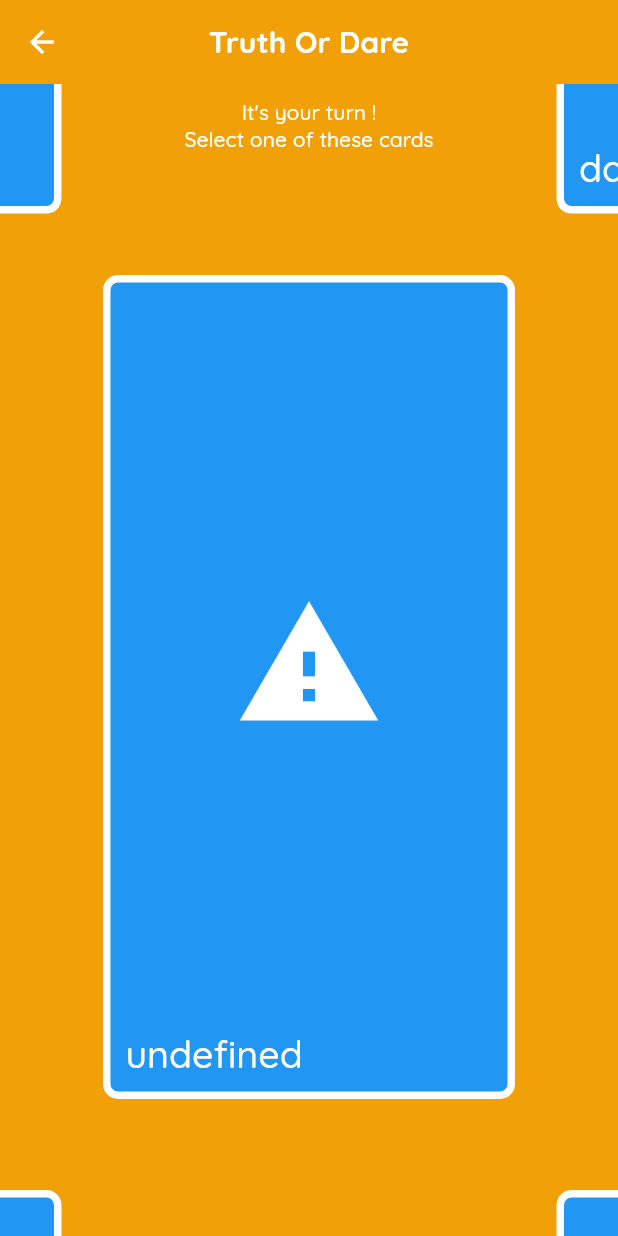
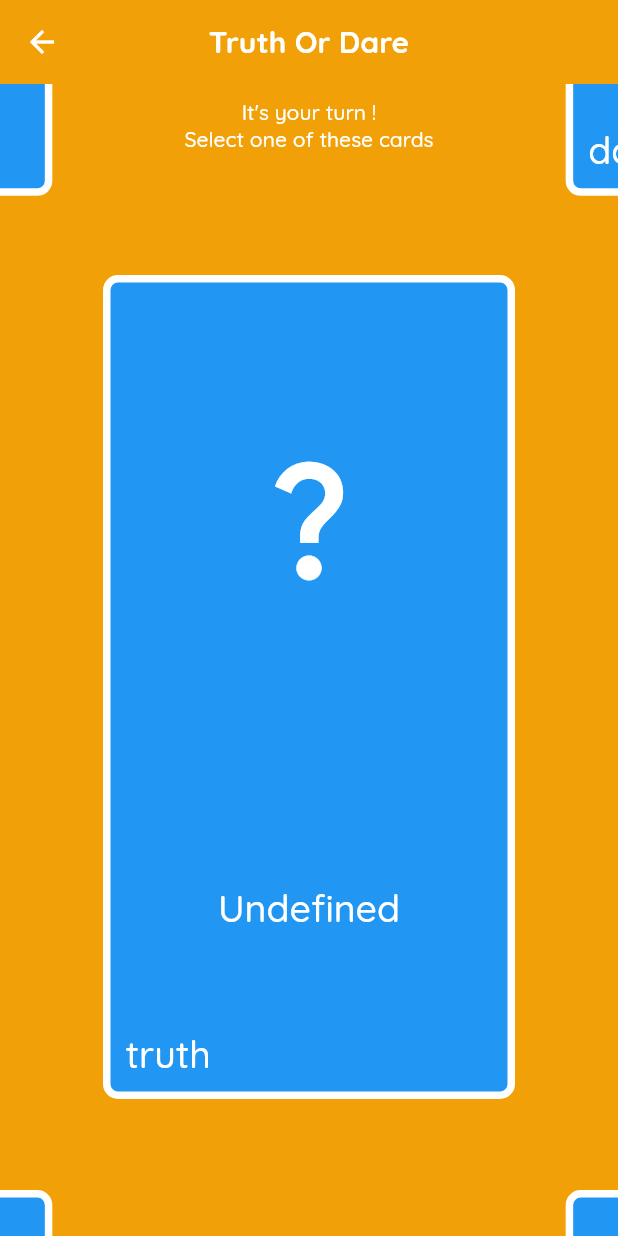
Before and after one commit to HamiiidAsgarian/flutter-truth-or-dare-game, a Flutter app: the ChoiceScreen screen opened directly with empty values, after a tap on "truth", on a phone screen of 412 x 824 dp. Run offline on Flutter 3.47's test engine with Material 2 defaults, Android fonts, the phone set to English and light mode, and no system bars; our stand-ins replace flutter_fortune_wheel, shared_preferences; accounts and stored records are empty.

Commit message:
Fix empty questions message

```diff
--- a/lib/screens/choice_screen.dart
+++ b/lib/screens/choice_screen.dart
@@ -120,7 +120,7 @@
                 ),
                 Align(
                     alignment: Alignment(
-                        -(_animCntrl.value - 0.1), (_animCntrl.value)),
+                        (_animCntrl.value - 0.04), (_animCntrl.value)),
                     child: OptionCard(
                       onTap: () {
                         runAnimationForward();
@@ -131,8 +131,19 @@
                       //     Random().nextInt(widget.truthList.length - 1)],
                     )),
                 Align(
-                    alignment:
-                        Alignment((_animCntrl.value - 0.1), (_animCntrl.value)),
+                    alignment: Alignment(
+                        -(_animCntrl.value - 0.04), (_animCntrl.value)),
+                    child: OptionCard(
+                        // cardQuestion: widget.dareList[
+                        //     Random().nextInt(widget.dareList.length - 1)],
+                        onTap: () {
+                          runAnimationForward();
+                          onTapQuestionCard(CardType.dare);
+                        },
+                        cardType: QuestionCard.dare())),
+                Align(
+                    alignment: Alignment(
+                        -(_animCntrl.value - 0.04), -(_animCntrl.value - 0.04)),
                     child: OptionCard(
                         // cardQuestion: widget.truthList[
                         //     Random().nextInt(widget.truthList.length - 1)],
@@ -143,18 +154,7 @@
                         cardType: QuestionCard.truth())),
                 Align(
                     alignment: Alignment(
-                        -(_animCntrl.value - 0.1), -(_animCntrl.value - 0.1)),
-                    child: OptionCard(
-                        // cardQuestion: widget.dareList[
-                        //     Random().nextInt(widget.dareList.length - 1)],
-                        onTap: () {
-                          runAnimationForward();
-                          onTapQuestionCard(CardType.dare);
-                        },
-                        cardType: QuestionCard.dare())),
-                Align(
-                    alignment: Alignment(
-                        (_animCntrl.value - 0.1), -(_animCntrl.value - 0.1)),
+                        (_animCntrl.value - 0.04), -(_animCntrl.value - 0.04)),
                     child: OptionCard(
                         // cardQuestion: widget.dareList[
                         //     Random().nextInt(widget.dareList.length - 1)],
@@ -170,9 +170,13 @@
   }
 
   onTapQuestionCard(CardType newCardTpe) {
-    String message = newCardTpe == CardType.truth
-        ? widget.truthList[Random().nextInt(widget.truthList.length)]
-        : widget.dareList[Random().nextInt(widget.dareList.length)];
+    String message = "Undefined";
+    if (newCardTpe == CardType.truth && widget.truthList.isNotEmpty) {
+      message = widget.truthList[Random().nextInt(widget.truthList.length)];
+    } else if (newCardTpe == CardType.dare && widget.dareList.isNotEmpty) {
+      widget.dareList[Random().nextInt(widget.dareList.length)];
+    }
+
     setState(() {
       chosenCard = QuestionCard(type: newCardTpe, question: message);
     });
@@ -211,12 +215,14 @@
                   ? MainAxisAlignment.spaceAround
                   : MainAxisAlignment.center,
               children: [
-                Icon(
-                  cardType.type == CardType.truth
-                      ? Icons.question_mark
-                      : Icons.warning,
-                  size: 100,
-                  color: Theme.of(context).colorScheme.outline,
+                FittedBox(
+                  child: Icon(
+                    cardType.type == CardType.truth
+                        ? Icons.question_mark
+                        : Icons.warning,
+                    size: 100,
+                    color: Theme.of(context).colorScheme.outline,
+                  ),
                 ),
                 Text(
                   cardType.question ?? "",
--- a/lib/screens/questions_screen.dart
+++ b/lib/screens/questions_screen.dart
@@ -61,12 +61,6 @@
                   });
                   widget.onListChange(names);
                 }),
-            // NextSection(onNext: () {
-            //   Navigator.push(
-            //       context,
-            //       MaterialPageRoute(
-            //           builder: (context) => WheelScreen(names: names)));
-            // })
           ],
         ),
       ),
```
